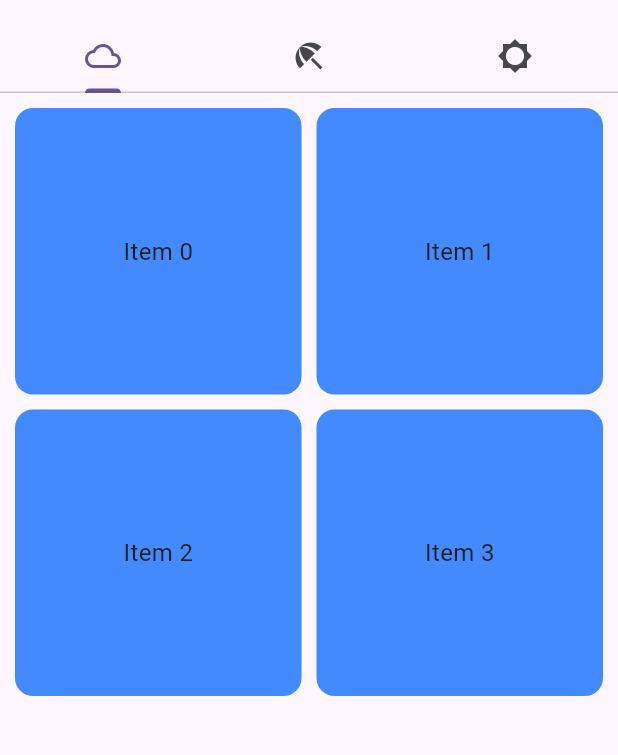
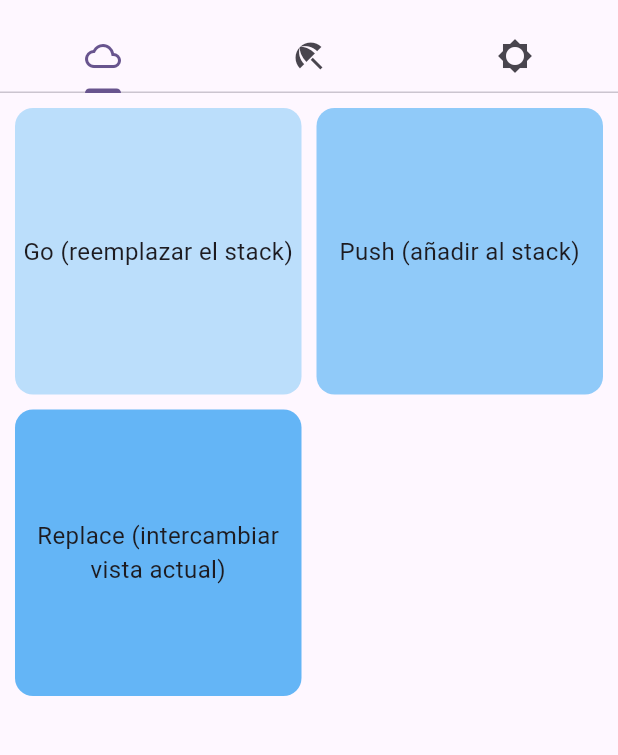
Before and after one commit to Ju4nCabezas/ucevaflutter, a Flutter app: the DetailsScreen screen opened by its route, after a tap on "Go Back", on a phone screen of 412 x 824 dp, the part 63-818 px from its top. Run offline on Flutter 3.47's test engine with Material 3 defaults, Android fonts, the phone set to English and light mode, and no system bars; our stand-ins replace go_router.

Commit message:
gridview cambiado

```diff
--- a/lib/app_router.dart
+++ b/lib/app_router.dart
@@ -10,10 +10,13 @@ final appRouter = GoRouter(
       path: '/',
       builder: (context, state) => const HomeScreen(), // Usa HomeView
     ),
-    // Rutas para el paso de parámetros
+
     GoRoute(
       path: '/details',
-      builder: (context, state) => const DetailsScreen(),
+      builder: (context, state) {
+        final method = state.uri.queryParameters['method'] ?? 'sin método';
+        return DetailsScreen(method: method);
+      },
     ),
   ],
 );
--- a/lib/views/details/details.dart
+++ b/lib/views/details/details.dart
@@ -4,8 +4,9 @@ import 'package:go_router/go_router.dart';
 import '../../widgets/custom_tabs.dart';
 
 class DetailsScreen extends StatefulWidget {
-  const DetailsScreen({super.key});
+  final String method;
 
+  const DetailsScreen({super.key, required this.method});
   @override
   State<DetailsScreen> createState() => DetailsScreenState();
 }
--- a/lib/widgets/grid_view.dart
+++ b/lib/widgets/grid_view.dart
@@ -6,6 +6,12 @@ class MyGridView extends StatelessWidget {
 
   @override
   Widget build(BuildContext context) {
+    final methods = [
+      'Go (reemplazar el stack)',
+      'Push (añadir al stack)',
+      'Replace (intercambiar vista actual)',
+    ];
+
     return GridView.builder(
       padding: const EdgeInsets.all(10),
       gridDelegate: const SliverGridDelegateWithFixedCrossAxisCount(
@@ -13,21 +19,34 @@ class MyGridView extends StatelessWidget {
         crossAxisSpacing: 10,
         mainAxisSpacing: 10,
       ),
-      itemCount: 4,
+      itemCount: methods.length,
       itemBuilder: (context, index) {
         return InkWell(
           borderRadius: BorderRadius.circular(12),
           onTap: () {
-            // 👇 Aquí navegas siempre a la misma vista
-            context.go('/details');
+            switch (index) {
+              case 0:
+                context.go('/details?method=go');
+                break;
+              case 1:
+                context.push('/details?method=push');
+                break;
+              case 2:
+                context.replace('/details?method=replace');
+                break;
+            }
           },
           child: Container(
             decoration: BoxDecoration(
-              color: Colors.blueAccent,
+              color: Colors.blue[100 * ((index % 8) + 1)],
               borderRadius: BorderRadius.circular(12),
             ),
             child: Center(
-              child: Text('Item $index', style: const TextStyle(fontSize: 16)),
+              child: Text(
+                methods[index],
+                style: const TextStyle(fontSize: 16),
+                textAlign: TextAlign.center,
+              ),
             ),
           ),
         );
```
